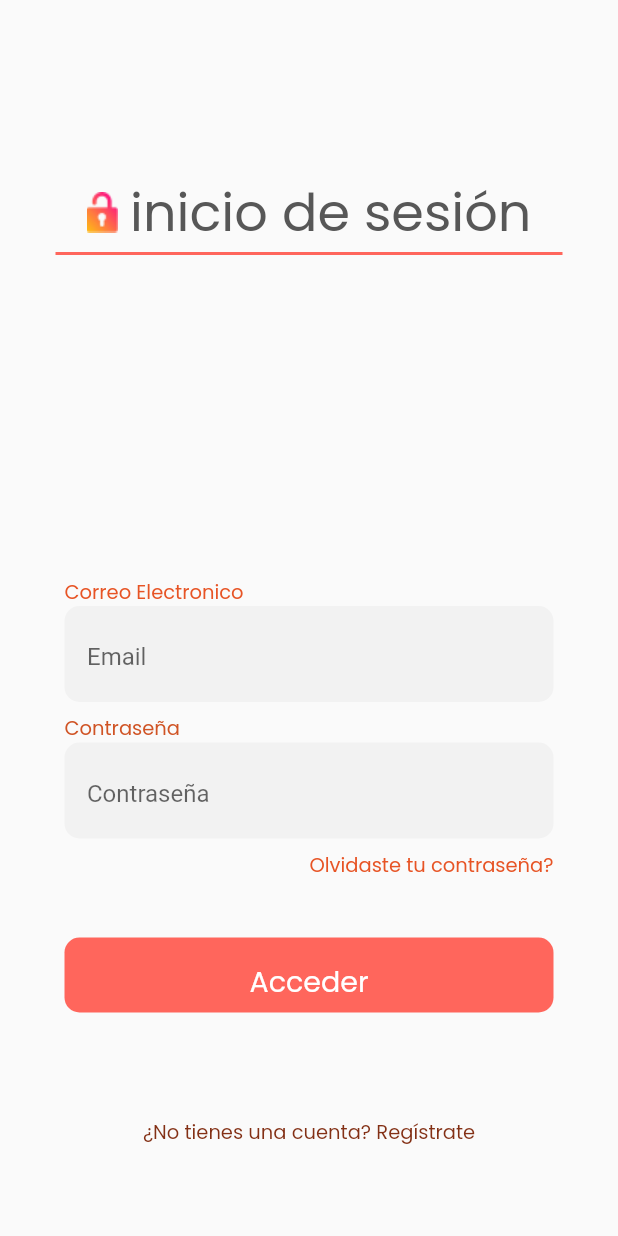
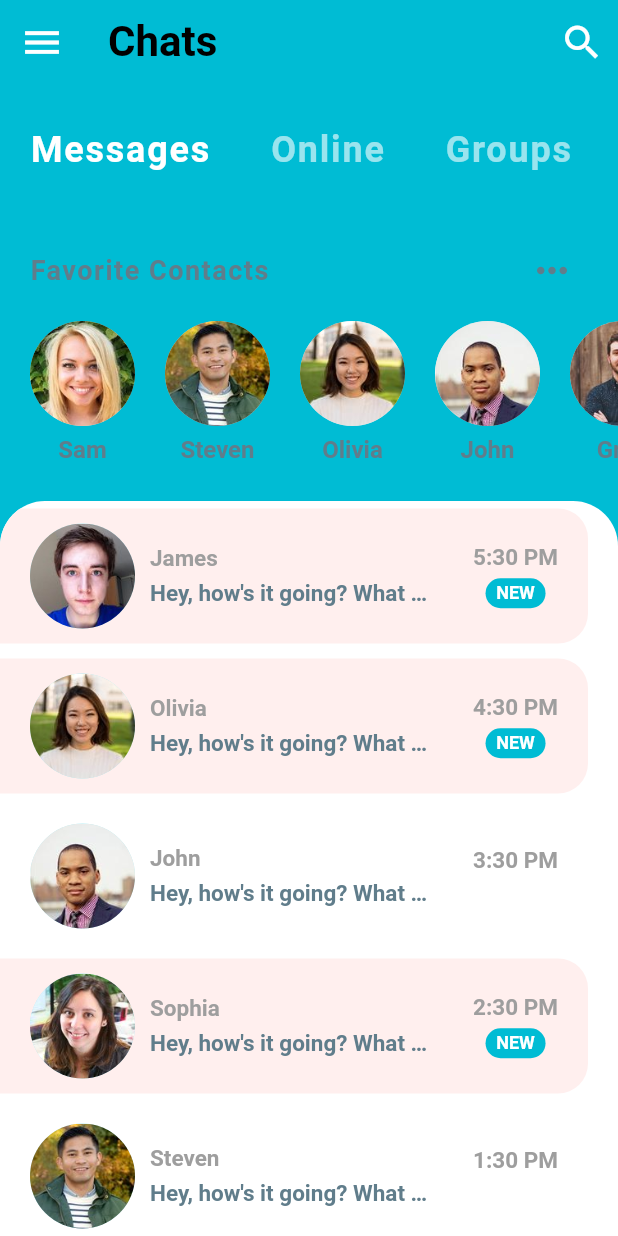
Before and after one commit to fonzk/Crypto-Innovate-, a Flutter app: the screen it shows after launch, on a phone screen of 412 x 824 dp. Run offline on Flutter 3.47's test engine with Material 2 defaults, Android fonts, the light colour scheme and no system bars.

Commit message:
integrando chat part 1

```diff
--- /dev/null
+++ b/lib/domain/models/message_model.dart
@@ -0,0 +1,164 @@
+import 'package:cryptoinnovate/domain/models/user_model.dart';
+
+class Message {
+  final User sender;
+  final String
+      time; // Would usually be type DateTime or Firebase Timestamp in production apps
+  final String text;
+  final bool isLiked;
+  final bool unread;
+
+  Message({
+    required this.sender,
+    required this.time,
+    required this.text,
+    required this.isLiked,
+    required this.unread,
+  });
+}
+
+// YOU - current user
+final User currentUser = User(
+  id: 0,
+  name: 'Current User',
+  imageUrl: 'assets/images/greg.jpg',
+);
+
+// USERS
+final User greg = User(
+  id: 1,
+  name: 'Greg',
+  imageUrl: 'assets/images/greg.jpg',
+);
+final User james = User(
+  id: 2,
+  name: 'James',
+  imageUrl: 'assets/images/james.jpg',
+);
+final User john = User(
+  id: 3,
+  name: 'John',
+  imageUrl: 'assets/images/john.jpg',
+);
+final User olivia = User(
+  id: 4,
+  name: 'Olivia',
+  imageUrl: 'assets/images/olivia.jpg',
+);
+final User sam = User(
+  id: 5,
+  name: 'Sam',
+  imageUrl: 'assets/images/sam.jpg',
+);
+final User sophia = User(
+  id: 6,
+  name: 'Sophia',
+  imageUrl: 'assets/images/sophia.jpg',
+);
+final User steven = User(
+  id: 7,
+  name: 'Steven',
+  imageUrl: 'assets/images/steven.jpg',
+);
+
+// FAVORITE CONTACTS
+List<User> favorites = [sam, steven, olivia, john, greg];
+
+// EXAMPLE CHATS ON HOME SCREEN
+List<Message> chats = [
+  Message(
+    sender: james,
+    time: '5:30 PM',
+    text: 'Hey, how\'s it going? What did you do today?',
+    isLiked: false,
+    unread: true,
+  ),
+  Message(
+    sender: olivia,
+    time: '4:30 PM',
+    text: 'Hey, how\'s it going? What did you do today?',
+    isLiked: false,
+    unread: true,
+  ),
+  Message(
+    sender: john,
+    time: '3:30 PM',
+    text: 'Hey, how\'s it going? What did you do today?',
+    isLiked: false,
+    unread: false,
+  ),
+  Message(
+    sender: sophia,
+    time: '2:30 PM',
+    text: 'Hey, how\'s it going? What did you do today?',
+    isLiked: false,
+    unread: true,
+  ),
+  Message(
+    sender: steven,
+    time: '1:30 PM',
+    text: 'Hey, how\'s it going? What did you do today?',
+    isLiked: false,
+    unread: false,
+  ),
+  Message(
+    sender: sam,
+    time: '12:30 PM',
+    text: 'Hey, how\'s it going? What did you do today?',
+    isLiked: false,
+    unread: false,
+  ),
+  Message(
+    sender: greg,
+    time: '11:30 AM',
+    text: 'Hey, how\'s it going? What did you do today?',
+    isLiked: false,
+    unread: false,
+  ),
+];
+
+// EXAMPLE MESSAGES IN CHAT SCREEN
+List<Message> messages = [
+  Message(
+    sender: james,
+    time: '5:30 PM',
+    text: 'Hey, how\'s it going? What did you do today?',
+    isLiked: true,
+    unread: true,
+  ),
+  Message(
+    sender: currentUser,
+    time: '4:30 PM',
+    text: 'Just walked my doge. She was super duper cute. The best pupper!!',
+    isLiked: false,
+    unread: true,
+  ),
+  Message(
+    sender: james,
+    time: '3:45 PM',
+    text: 'How\'s the doggo?',
+    isLiked: false,
+    unread: true,
+  ),
+  Message(
+    sender: james,
+    time: '3:15 PM',
+    text: 'All the food',
+    isLiked: true,
+    unread: true,
+  ),
+  Message(
+    sender: currentUser,
+    time: '2:30 PM',
+    text: 'Nice! What kind of food did you eat?',
+    isLiked: false,
+    unread: true,
+  ),
+  Message(
+    sender: james,
+    time: '2:00 PM',
+    text: 'I ate so much food today.',
+    isLiked: false,
+    unread: true,
+  ),
+];
--- /dev/null
+++ b/lib/domain/models/user_model.dart
@@ -0,0 +1,11 @@
+class User {
+  final int id;
+  final String name;
+  final String imageUrl;
+
+  User({
+    required this.id,
+    required this.name,
+    required this.imageUrl,
+  });
+}
--- a/lib/main.dart
+++ b/lib/main.dart
@@ -6,6 +6,7 @@ import 'updatedata.dart';
 import 'regestados.dart';
 import 'regpublicaciones.dart';
 import 'feedestados.dart';
+import 'ui/pages/home_screen.dart';
 
 void main() {
   runApp(const MyApp());
@@ -25,9 +26,9 @@ class _MyAppState extends State<MyApp> {
       title: 'Crypto Innovate',
       debugShowCheckedModeBanner: false,
       theme: ThemeData(
-        primarySwatch: Colors.blue,
+        primarySwatch: Colors.cyan,
       ),
-      home: const MyHomePage(title: 'Flutter Demo Home Page'),
+      home: const MyHomePage(title: 'Crypto Innovate'),
     );
   }
 }
@@ -54,7 +55,8 @@ class _MyHomePageState extends State<MyHomePage> {
   @override
   Widget build(BuildContext context) {
     return Scaffold(
-      body: Logins(),
+      body: HomeScreen(),
+      // body: Logins(),
     );
   }
 }
--- /dev/null
+++ b/lib/ui/pages/home_screen.dart
@@ -0,0 +1,64 @@
+import 'package:cryptoinnovate/ui/widgets/category_selector.dart';
+import 'package:cryptoinnovate/ui/widgets/favorite_contacts.dart';
+import 'package:cryptoinnovate/ui/widgets/recent_chats.dart';
+import 'package:flutter/material.dart';
+
+class HomeScreen extends StatefulWidget {
+  @override
+  _HomeScreenState createState() => _HomeScreenState();
+}
+
+class _HomeScreenState extends State<HomeScreen> {
+  @override
+  Widget build(BuildContext context) {
+    return Scaffold(
+      backgroundColor: Theme.of(context).primaryColor,
+      appBar: AppBar(
+        leading: IconButton(
+          icon: Icon(Icons.menu),
+          iconSize: 30.0,
+          color: Colors.white,
+          onPressed: () {},
+        ),
+        title: Text(
+          'Chats',
+          style: TextStyle(
+            fontSize: 28.0,
+            fontWeight: FontWeight.bold,
+          ),
+        ),
+        elevation: 0.0,
+        actions: <Widget>[
+          IconButton(
+            icon: Icon(Icons.search),
+            iconSize: 30.0,
+            color: Colors.white,
+            onPressed: () {},
+          ),
+        ],
+      ),
+      body: Column(
+        children: <Widget>[
+          CategorySelector(),
+          Expanded(
+            child: Container(
+              decoration: BoxDecoration(
+                color: Theme.of(context).accentColor,
+                borderRadius: BorderRadius.only(
+                  topLeft: Radius.circular(30.0),
+                  topRight: Radius.circular(30.0),
+                ),
+              ),
+              child: Column(
+                children: <Widget>[
+                  FavoriteContacts(),
+                  RecentChats(),
+                ],
+              ),
+            ),
+          ),
+        ],
+      ),
+    );
+  }
+}
--- /dev/null
+++ b/lib/ui/widgets/category_selector.dart
@@ -0,0 +1,47 @@
+import 'package:flutter/material.dart';
+
+class CategorySelector extends StatefulWidget {
+  @override
+  _CategorySelectorState createState() => _CategorySelectorState();
+}
+
+class _CategorySelectorState extends State<CategorySelector> {
+  int selectedIndex = 0;
+  final List<String> categories = ['Messages', 'Online', 'Groups', 'Requests'];
+
+  @override
+  Widget build(BuildContext context) {
+    return Container(
+      height: 90.0,
+      color: Theme.of(context).primaryColor,
+      child: ListView.builder(
+        scrollDirection: Axis.horizontal,
+        itemCount: categories.length,
+        itemBuilder: (BuildContext context, int index) {
+          return GestureDetector(
+            onTap: () {
+              setState(() {
+                selectedIndex = index;
+              });
+            },
+            child: Padding(
+              padding: EdgeInsets.symmetric(
+                horizontal: 20.0,
+                vertical: 30.0,
+              ),
+              child: Text(
+                categories[index],
+                style: TextStyle(
+                  color: index == selectedIndex ? Colors.white : Colors.white60,
+                  fontSize: 24.0,
+                  fontWeight: FontWeight.bold,
+                  letterSpacing: 1.2,
+                ),
+              ),
+            ),
+          );
+        },
+      ),
+    );
+  }
+}
--- /dev/null
+++ b/lib/ui/widgets/favorite_contacts.dart
@@ -0,0 +1,82 @@
+import 'package:cryptoinnovate/domain/models/message_model.dart';
+import 'package:cryptoinnovate/ui/pages/chat_screen.dart';
+import 'package:flutter/material.dart';
+
+class FavoriteContacts extends StatelessWidget {
+  @override
+  Widget build(BuildContext context) {
+    return Padding(
+      padding: EdgeInsets.symmetric(vertical: 10.0),
+      child: Column(
+        children: <Widget>[
+          Padding(
+            padding: EdgeInsets.symmetric(horizontal: 20.0),
+            child: Row(
+              mainAxisAlignment: MainAxisAlignment.spaceBetween,
+              children: <Widget>[
+                Text(
+                  'Favorite Contacts',
+                  style: TextStyle(
+                    color: Colors.blueGrey,
+                    fontSize: 18.0,
+                    fontWeight: FontWeight.bold,
+                    letterSpacing: 1.0,
+                  ),
+                ),
+                IconButton(
+                  icon: Icon(
+                    Icons.more_horiz,
+                  ),
+                  iconSize: 30.0,
+                  color: Colors.blueGrey,
+                  onPressed: () {},
+                ),
+              ],
+            ),
+          ),
+          Container(
+            height: 120.0,
+            child: ListView.builder(
+              padding: EdgeInsets.only(left: 10.0),
+              scrollDirection: Axis.horizontal,
+              itemCount: favorites.length,
+              itemBuilder: (BuildContext context, int index) {
+                return GestureDetector(
+                  onTap: () => Navigator.push(
+                    context,
+                    MaterialPageRoute(
+                      builder: (_) => ChatScreen(
+                        user: favorites[index],
+                      ),
+                    ),
+                  ),
+                  child: Padding(
+                    padding: EdgeInsets.all(10.0),
+                    child: Column(
+                      children: <Widget>[
+                        CircleAvatar(
+                          radius: 35.0,
+                          backgroundImage:
+                              AssetImage(favorites[index].imageUrl),
+                        ),
+                        SizedBox(height: 6.0),
+                        Text(
+                          favorites[index].name,
+                          style: TextStyle(
+                            color: Colors.blueGrey,
+                            fontSize: 16.0,
+                            fontWeight: FontWeight.w600,
+                          ),
+                        ),
+                      ],
+                    ),
+                  ),
+                );
+              },
+            ),
+          ),
+        ],
+      ),
+    );
+  }
+}
--- /dev/null
+++ b/lib/ui/widgets/recent_chats.dart
@@ -0,0 +1,126 @@
+import 'package:cryptoinnovate/domain/models/message_model.dart';
+import 'package:cryptoinnovate/ui/pages/chat_screen.dart';
+import 'package:flutter/material.dart';
+
+class RecentChats extends StatelessWidget {
+  @override
+  Widget build(BuildContext context) {
+    return Expanded(
+      child: Container(
+        decoration: BoxDecoration(
+          color: Colors.white,
+          borderRadius: BorderRadius.only(
+            topLeft: Radius.circular(30.0),
+            topRight: Radius.circular(30.0),
+          ),
+        ),
+        child: ClipRRect(
+          borderRadius: BorderRadius.only(
+            topLeft: Radius.circular(30.0),
+            topRight: Radius.circular(30.0),
+          ),
+          child: ListView.builder(
+            itemCount: chats.length,
+            itemBuilder: (BuildContext context, int index) {
+              final Message chat = chats[index];
+              return GestureDetector(
+                onTap: () => Navigator.push(
+                  context,
+                  MaterialPageRoute(
+                    builder: (_) => ChatScreen(
+                      user: chat.sender,
+                    ),
+                  ),
+                ),
+                child: Container(
+                  margin: EdgeInsets.only(top: 5.0, bottom: 5.0, right: 20.0),
+                  padding:
+                      EdgeInsets.symmetric(horizontal: 20.0, vertical: 10.0),
+                  decoration: BoxDecoration(
+                    color: chat.unread ? Color(0xFFFFEFEE) : Colors.white,
+                    borderRadius: BorderRadius.only(
+                      topRight: Radius.circular(20.0),
+                      bottomRight: Radius.circular(20.0),
+                    ),
+                  ),
+                  child: Row(
+                    mainAxisAlignment: MainAxisAlignment.spaceBetween,
+                    children: <Widget>[
+                      Row(
+                        children: <Widget>[
+                          CircleAvatar(
+                            radius: 35.0,
+                            backgroundImage: AssetImage(chat.sender.imageUrl),
+                          ),
+                          SizedBox(width: 10.0),
+                          Column(
+                            crossAxisAlignment: CrossAxisAlignment.start,
+                            children: <Widget>[
+                              Text(
+                                chat.sender.name,
+                                style: TextStyle(
+                                  color: Colors.grey,
+                                  fontSize: 15.0,
+                                  fontWeight: FontWeight.bold,
+                                ),
+                              ),
+                              SizedBox(height: 5.0),
+                              Container(
+                                width: MediaQuery.of(context).size.width * 0.45,
+                                child: Text(
+                                  chat.text,
+                                  style: TextStyle(
+                                    color: Colors.blueGrey,
+                                    fontSize: 15.0,
+                                    fontWeight: FontWeight.w600,
+                                  ),
+                                  overflow: TextOverflow.ellipsis,
+                                ),
+                              ),
+                            ],
+                          ),
+                        ],
+                      ),
+                      Column(
+                        children: <Widget>[
+                          Text(
+                            chat.time,
+                            style: TextStyle(
+                              color: Colors.grey,
+                              fontSize: 15.0,
+                              fontWeight: FontWeight.bold,
+                            ),
+                          ),
+                          SizedBox(height: 5.0),
+                          chat.unread
+                              ? Container(
+                                  width: 40.0,
+                                  height: 20.0,
+                                  decoration: BoxDecoration(
+                                    color: Theme.of(context).primaryColor,
+                                    borderRadius: BorderRadius.circular(30.0),
+                                  ),
+                                  alignment: Alignment.center,
+                                  child: Text(
+                                    'NEW',
+                                    style: TextStyle(
+                                      color: Colors.white,
+                                      fontSize: 12.0,
+                                      fontWeight: FontWeight.bold,
+                                    ),
+                                  ),
+                                )
+                              : Text(''),
+                        ],
+                      ),
+                    ],
+                  ),
+                ),
+              );
+            },
+          ),
+        ),
+      ),
+    );
+  }
+}
```
Also changed, not shown: lib/ui/pages/chat_screen.dart (added, +176 -0 lines), assets/images/greg.jpg (added), assets/images/james.jpg (added), assets/images/john.jpg (added), assets/images/olivia.jpg (added), assets/images/sam.jpg (added), assets/images/sophia.jpg (added), assets/images/steven.jpg (added).
